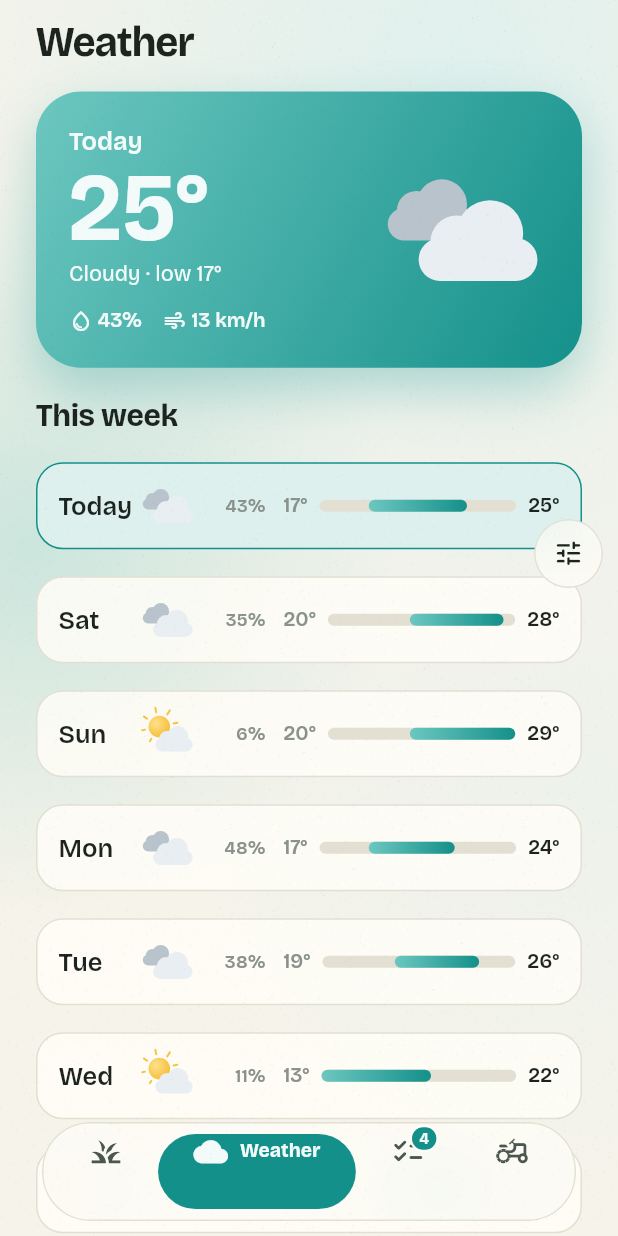
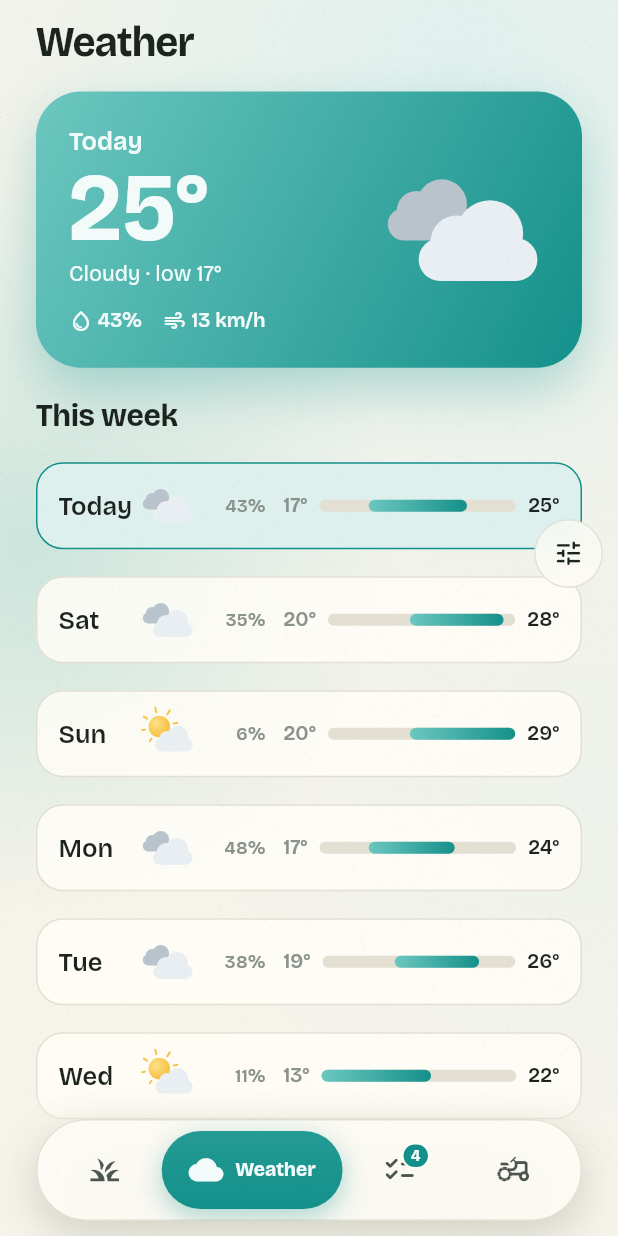
Before and after one commit to flutterzip/furrow, a Flutter app: the screen it shows after launch, item 2 of the bottom bar chosen, on a phone screen of 412 x 824 dp. Run offline on Flutter 3.47's test engine with Material 3 defaults, Android fonts, the phone set to English and light mode, and no system bars; our stand-ins replace flutter_riverpod, shared_preferences; project files that could hold a hidden picture were left out.

Commit message:
Tab bar: centred content, pill sized to its label, fade behind
The icon and label now sit in the middle of the pill, the pill is as
wide as its label needs, the picked icon springs, the bar is more solid
glass with a shadow, and lists fade out before they reach it.

```diff
--- a/lib/widgets/tab_bar.dart
+++ b/lib/widgets/tab_bar.dart
@@ -1,3 +1,4 @@
+import 'dart:math' as math;
 import 'dart:ui' as ui;
 
 import 'package:flutter/material.dart';
@@ -15,7 +16,9 @@ class TabItem {
 }
 
 /// A floating frosted bar. A pill of accent slides under the current tab,
-/// stretching as it travels.
+/// sized to fit its icon and label and stretching as it travels; the other
+/// tabs share what is left. Content scrolling underneath fades out before
+/// it reaches the bar.
 class GlassTabBar extends StatelessWidget {
   const GlassTabBar({
     super.key,
@@ -28,73 +31,96 @@ class GlassTabBar extends StatelessWidget {
   final int index;
   final ValueChanged<int> onTap;
 
+  static const _height = 68.0, _inset = 7.0, _icon = 23.0, _gap = 8.0, _pad = 18.0;
+
   @override
   Widget build(BuildContext context) {
     final p = context.palette;
-    return Padding(
-      padding: EdgeInsets.fromLTRB(
-        28,
-        0,
-        28,
-        MediaQuery.paddingOf(context).bottom + 10,
+    final label = Theme.of(context).textTheme.labelMedium!.copyWith(fontWeight: FontWeight.w700);
+    final scaler = MediaQuery.textScalerOf(context);
+    final bottom = MediaQuery.paddingOf(context).bottom;
+    // How wide each tab's pill needs to be to show its icon and label.
+    final needs = [
+      for (final item in items)
+        _icon + _gap + _pad * 2 + (TextPainter(text: TextSpan(text: item.label, style: label), textDirection: TextDirection.ltr, textScaler: scaler, maxLines: 1)..layout()).width,
+    ];
+
+    return DecoratedBox(
+      // Lists fade into the paper before they reach the bar.
+      decoration: BoxDecoration(
+        gradient: LinearGradient(
+          begin: Alignment.topCenter,
+          end: Alignment.bottomCenter,
+          colors: [p.paper.withValues(alpha: 0), p.paper.withValues(alpha: 0.85), p.paper],
+          stops: const [0, 0.45, 1],
+        ),
+      ),
+      child: Padding(
+        padding: EdgeInsets.fromLTRB(24, 22, 24, bottom + 10),
+        child: DecoratedBox(
+          decoration: BoxDecoration(
+            borderRadius: BorderRadius.circular(_height / 2),
+            boxShadow: [BoxShadow(color: p.shadow, blurRadius: 24, offset: const Offset(0, 10))],
           ),
           child: ClipRRect(
-        borderRadius: BorderRadius.circular(32),
+            borderRadius: BorderRadius.circular(_height / 2),
             child: BackdropFilter(
-          filter: ui.ImageFilter.blur(sigmaX: 22, sigmaY: 22),
+              filter: ui.ImageFilter.blur(sigmaX: 24, sigmaY: 24),
               child: Container(
-            height: 66,
+                height: _height,
+                padding: const EdgeInsets.all(_inset),
                 decoration: BoxDecoration(
-              color: p.card.withValues(alpha: 0.72),
-              borderRadius: BorderRadius.circular(32),
+                  color: p.card.withValues(alpha: 0.88),
+                  borderRadius: BorderRadius.circular(_height / 2),
                   border: Border.all(color: p.line),
                 ),
-            padding: const EdgeInsets.all(7),
                 child: LayoutBuilder(
                   builder: (context, box) => TweenAnimationBuilder<double>(
                     tween: Tween(end: index.toDouble()),
                     duration: Motion.medium,
                     curve: Motion.spring,
                     builder: (_, v, _) {
-                  // The active tab widens to fit its label, the rest share
-                  // what is left; widths follow the pill as it slides.
-                  final weights = [for (var i = 0; i < items.length; i++) 1 + 0.9 * (1 - (v - i).abs()).clamp(0.0, 1.0)];
-                  final sum = weights.fold(0.0, (a, b) => a + b);
-                  final widths = [for (final x in weights) box.maxWidth * x / sum];
-                  final k = v.floor().clamp(0, items.length - 1);
-                  final f = v - k;
+                      final n = items.length;
+                      final w = box.maxWidth;
+                      // How close each tab is to being the current one (they
+                      // sum to one while the pill slides between two).
+                      final near = [for (var i = 0; i < n; i++) (1 - (v - i).abs()).clamp(0.0, 1.0)];
+                      final extra = [for (var i = 0; i < n; i++) math.max(0.0, (math.min(needs[i], w * 0.6) - w / n) * n / (n - 1))];
+                      final grow = [for (var i = 0; i < n; i++) extra[i] * near[i]];
+                      final base = (w - grow.fold(0.0, (a, b) => a + b)) / n;
+                      final widths = [for (var i = 0; i < n; i++) base + grow[i]];
+                      final k = v.floor().clamp(0, n - 1);
+                      final f = (v - k).clamp(0.0, 1.0);
                       var left = 0.0;
                       for (var i = 0; i < k; i++) {
                         left += widths[i];
                       }
                       left += f * widths[k];
-                  final width = k + 1 < items.length ? widths[k] + (widths[k + 1] - widths[k]) * f : widths[k];
+                      final width = k + 1 < n ? widths[k] + (widths[k + 1] - widths[k]) * f : widths[k];
                       // Stretch while moving, by how far from a whole tab it is.
                       final stretch = 1 - ((v - v.round()).abs() * 2 - 1).abs();
                       return Stack(
+                        fit: StackFit.expand,
                         children: [
                           Positioned(
-                        left: left - stretch * 8,
-                        width: width + stretch * 16,
+                            left: left - stretch * 6,
+                            width: width + stretch * 12,
                             top: 0,
                             bottom: 0,
-                        child: Container(
+                            child: DecoratedBox(
                               decoration: BoxDecoration(
-                            color: p.accent,
-                            borderRadius: BorderRadius.circular(26),
+                                borderRadius: BorderRadius.circular(_height / 2),
+                                gradient: LinearGradient(begin: Alignment.topCenter, end: Alignment.bottomCenter, colors: [Color.lerp(p.accent, p.accentGlow, 0.18)!, p.accent]),
+                                boxShadow: [BoxShadow(color: p.accent.withValues(alpha: 0.35), blurRadius: 14, offset: const Offset(0, 5))],
                               ),
                             ),
                           ),
                           Row(
                             children: [
-                          for (var i = 0; i < items.length; i++)
+                              for (var i = 0; i < n; i++)
                                 SizedBox(
                                   width: widths[i],
-                              child: _Tab(
-                                item: items[i],
-                                active: i == index,
-                                onTap: () => onTap(i),
-                              ),
+                                  child: _Tab(item: items[i], active: i == index, label: label, onTap: () => onTap(i)),
                                 ),
                             ],
                           ),
@@ -106,26 +132,24 @@ class GlassTabBar extends StatelessWidget {
               ),
             ),
           ),
+        ),
+      ),
     );
   }
 }
 
 class _Tab extends StatelessWidget {
-  const _Tab({required this.item, required this.active, required this.onTap});
+  const _Tab({required this.item, required this.active, required this.label, required this.onTap});
 
   final TabItem item;
   final bool active;
+  final TextStyle label;
   final VoidCallback onTap;
 
   @override
   Widget build(BuildContext context) {
     final p = context.palette;
     final color = active ? p.onAccent : p.inkSoft;
-    final icon = Icon(
-      active ? item.activeIcon : item.icon,
-      color: color,
-      size: 23,
-    );
     return Semantics(
       button: true,
       selected: active,
@@ -137,24 +161,31 @@ class _Tab extends StatelessWidget {
           HapticFeedback.selectionClick();
           onTap();
         },
+        child: Center(
           child: Row(
-          mainAxisAlignment: MainAxisAlignment.center,
+            mainAxisSize: MainAxisSize.min,
             children: [
-            Stack(
+              // The icon gives a small spring when its tab is picked.
+              TweenAnimationBuilder<double>(
+                key: ValueKey(active),
+                tween: Tween(begin: active ? 0.7 : 1, end: 1),
+                duration: Motion.long,
+                curve: Curves.elasticOut,
+                builder: (_, s, child) => Transform.scale(scale: s, child: child),
+                child: Stack(
                   clipBehavior: Clip.none,
                   children: [
-                icon,
+                    Icon(active ? item.activeIcon : item.icon, color: color, size: GlassTabBar._icon),
                     if (item.badge > 0)
                       Positioned(
                         right: -9,
-                    top: -6,
+                        top: -7,
                         child: TweenAnimationBuilder<double>(
                           key: ValueKey(item.badge),
                           tween: Tween(begin: 0.4, end: 1),
                           duration: Motion.medium,
                           curve: Motion.spring,
-                      builder: (_, s, child) =>
-                          Transform.scale(scale: s, child: child),
+                          builder: (_, s, child) => Transform.scale(scale: s, child: child),
                           child: Container(
                             constraints: const BoxConstraints(minWidth: 18),
                             height: 18,
@@ -162,22 +193,18 @@ class _Tab extends StatelessWidget {
                             decoration: BoxDecoration(
                               color: active ? p.onAccent : p.accent,
                               borderRadius: BorderRadius.circular(9),
-                          border: Border.all(color: p.card, width: 1.5),
+                              border: Border.all(color: active ? p.accent : p.card, width: 1.5),
                             ),
                             alignment: Alignment.center,
                             child: Text(
                               '${item.badge}',
-                          style: TextStyle(
-                            fontFamily: 'Bricolage',
-                            fontSize: 10.5,
-                            fontWeight: FontWeight.w800,
-                            color: active ? p.accentDeep : p.onAccent,
-                          ),
+                              style: TextStyle(fontFamily: 'Bricolage', fontSize: 10.5, fontWeight: FontWeight.w800, color: active ? p.accentDeep : p.onAccent),
                             ),
                           ),
                         ),
                       ),
                   ],
+                ),
               ),
               Flexible(
                 child: AnimatedSize(
@@ -185,17 +212,8 @@ class _Tab extends StatelessWidget {
                   curve: Motion.settle,
                   child: active
                       ? Padding(
-                        padding: const EdgeInsets.only(left: 8),
-                        child: Text(
-                          item.label,
-                          maxLines: 1,
-                          overflow: TextOverflow.ellipsis,
-                          style: Theme.of(context).textTheme.labelMedium!
-                              .copyWith(
-                                color: color,
-                                fontWeight: FontWeight.w700,
-                              ),
-                        ),
+                          padding: const EdgeInsets.only(left: GlassTabBar._gap),
+                          child: Text(item.label, maxLines: 1, overflow: TextOverflow.clip, softWrap: false, style: label.copyWith(color: color)),
                         )
                       : const SizedBox.shrink(),
                 ),
@@ -203,6 +221,7 @@ class _Tab extends StatelessWidget {
             ],
           ),
         ),
+      ),
     );
   }
 }
```
Also changed, not shown: docs/hero_dark.png, docs/hero_light.png, docs/screens/farm_dark.png, docs/screens/farm_light.png, docs/screens/field_dark.png, docs/screens/field_light.png, docs/screens/field_water_dark.png, docs/screens/field_water_light.png, docs/screens/harvest_dark.png, docs/screens/harvest_light.png, docs/screens/tasks_dark.png, docs/screens/tasks_light.png, docs/screens/weather_dark.png, docs/screens/weather_light.png. Lines whose indentation alone changed are shown as unchanged.
